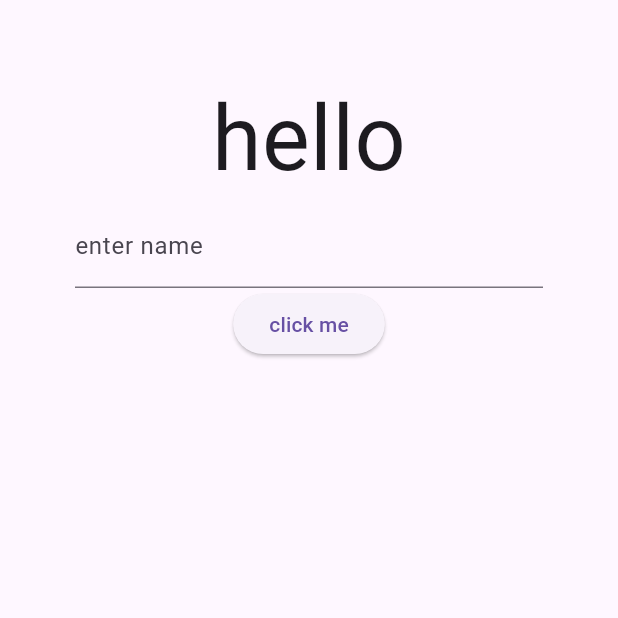
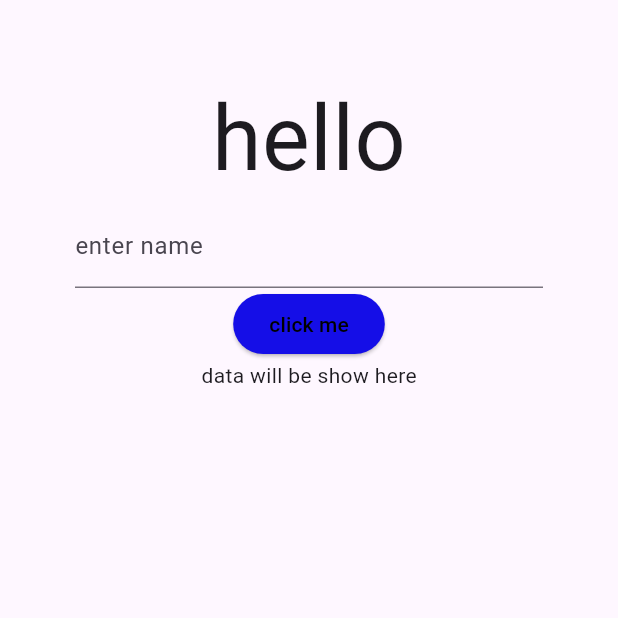
Before and after one commit to Jinsonjijy/sample_test, a Flutter app: the screen it shows after launch, on a phone screen of 412 x 824 dp, the top half of it. Run offline on Flutter 3.47's test engine with Material 3 defaults, Android fonts, the phone set to English and light mode, and no system bars.

Commit message:
changed the button color and made a text

```diff
--- a/lib/main.dart
+++ b/lib/main.dart
@@ -32,7 +32,13 @@ class homescreen extends StatelessWidget {
                 labelText: 'enter name'
               ),
             ),
-            ElevatedButton(onPressed: (){}, child: Text('click me'),style: ButtonStyle(backgroundColor:),)
+            ElevatedButton(onPressed: (){}, child: Text('click me'),style: ElevatedButton.styleFrom(
+              backgroundColor:const Color.fromARGB(255, 21, 14, 231),
+              foregroundColor: Colors.black
+
+            ),
+            ),
+            Text('data will be show here')
           ],
         ),
       ),
```
